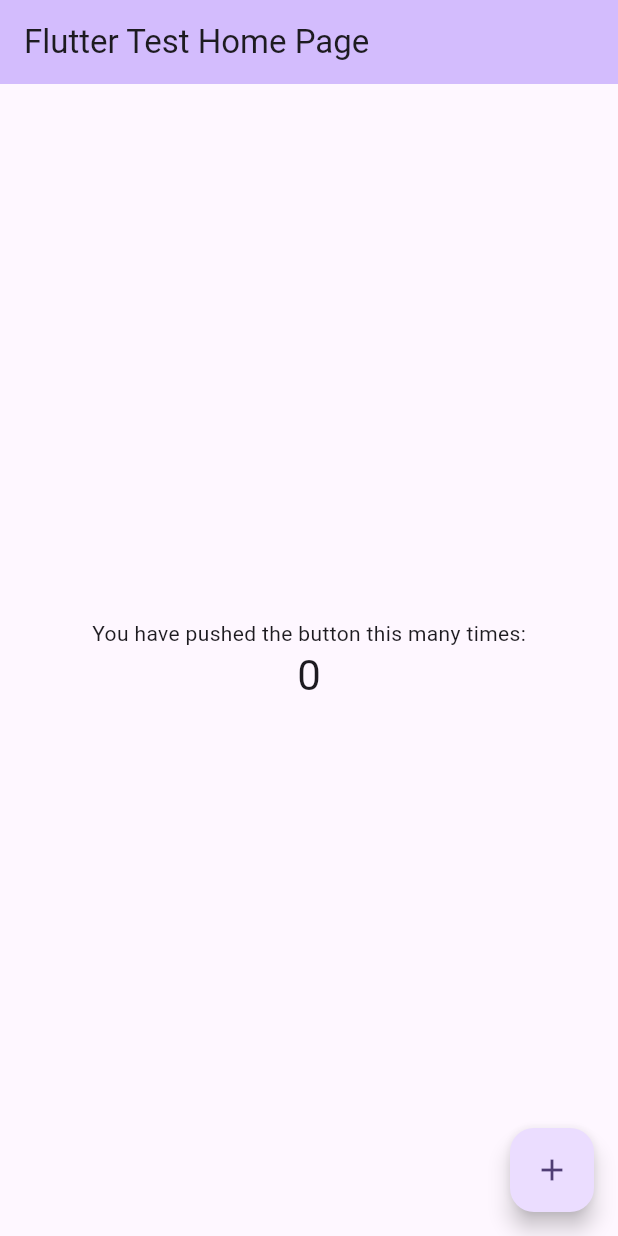
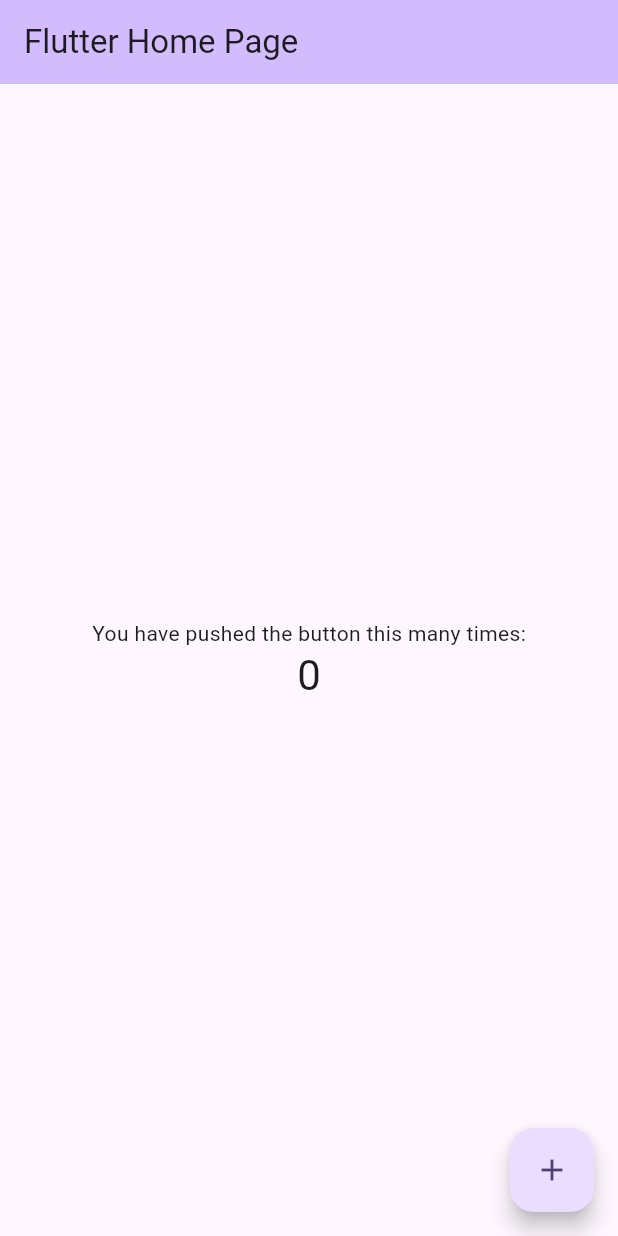
Before and after one commit to satyasolves/google_app, a Flutter app: the screen it shows after launch, on a phone screen of 412 x 824 dp. Run offline on Flutter 3.47's test engine with Material 3 defaults, Android fonts, the phone set to English and light mode, and no system bars.

Commit message:
modified title home again

```diff
--- a/lib/main.dart
+++ b/lib/main.dart
@@ -11,7 +11,7 @@ class MyApp extends StatelessWidget {
   @override
   Widget build(BuildContext context) {
     return MaterialApp(
-      title: 'Flutter Test',
+      title: 'Flutter Demo',
       theme: ThemeData(
         // This is the theme of your application.
         //
@@ -31,7 +31,7 @@ class MyApp extends StatelessWidget {
         colorScheme: ColorScheme.fromSeed(seedColor: Colors.deepPurple),
         useMaterial3: true,
       ),
-      home: const MyHomePage(title: 'Flutter Test Home Page'),
+      home: const MyHomePage(title: 'Flutter Home Page'),
     );
   }
 }
```
